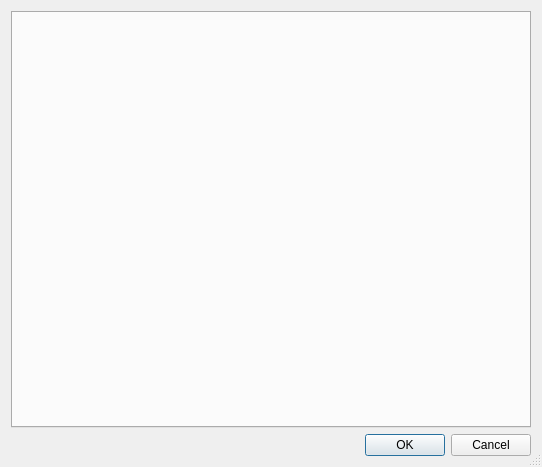
The window that app/gui/dlgsettings.ui (ensisoft/newsflash-plus) describes before a commit, drawn with Qt 5.
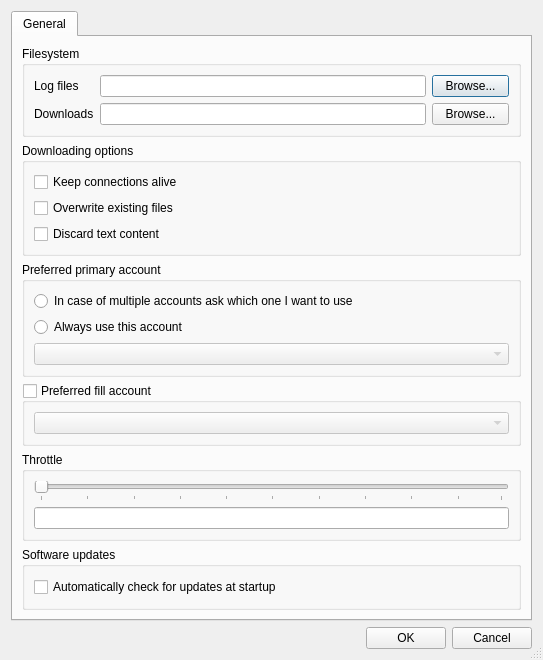
The same window after the commit. Icons and pictures are not drawn.

```diff
--- a/app/gui/dlgsettings.ui
+++ b/app/gui/dlgsettings.ui
@@ -6,8 +6,8 @@
    <rect>
     <x>0</x>
     <y>0</y>
-    <width>542</width>
-    <height>467</height>
+    <width>543</width>
+    <height>643</height>
    </rect>
   </property>
   <property name="windowTitle">
@@ -26,6 +26,246 @@
      <property name="currentIndex">
       <number>-1</number>
      </property>
+     <widget class="QWidget" name="tabGeneral">
+      <attribute name="title">
+       <string>General</string>
+      </attribute>
+      <layout class="QVBoxLayout" name="verticalLayout">
+       <item>
+        <widget class="QGroupBox" name="groupBox">
+         <property name="title">
+          <string>Filesystem</string>
+         </property>
+         <layout class="QHBoxLayout" name="horizontalLayout_6">
+          <item>
+           <layout class="QGridLayout" name="gridLayout">
+            <item row="0" column="0">
+             <widget class="QLabel" name="label_2">
+              <property name="text">
+               <string>Log files</string>
+              </property>
+             </widget>
+            </item>
+            <item row="0" column="1">
+             <widget class="QLineEdit" name="editLogFiles">
+              <property name="sizePolicy">
+               <sizepolicy hsizetype="Minimum" vsizetype="Fixed">
+                <horstretch>0</horstretch>
+                <verstretch>0</verstretch>
+               </sizepolicy>
+              </property>
+              <property name="toolTip">
+               <string>Location for application log files</string>
+              </property>
+             </widget>
+            </item>
+            <item row="0" column="2">
+             <widget class="QPushButton" name="btnBrowseLog">
+              <property name="maximumSize">
+               <size>
+                <width>77</width>
+                <height>16777215</height>
+               </size>
+              </property>
+              <property name="text">
+               <string>Browse...</string>
+              </property>
+             </widget>
+            </item>
+            <item row="1" column="0">
+             <widget class="QLabel" name="label_3">
+              <property name="text">
+               <string>Downloads</string>
+              </property>
+             </widget>
+            </item>
+            <item row="1" column="1">
+             <widget class="QLineEdit" name="editDownloads">
+              <property name="sizePolicy">
+               <sizepolicy hsizetype="Expanding" vsizetype="Fixed">
+                <horstretch>0</horstretch>
+                <verstretch>0</verstretch>
+               </sizepolicy>
+              </property>
+              <property name="toolTip">
+               <string>Default location for downloads</string>
+              </property>
+             </widget>
+            </item>
+            <item row="1" column="2">
+             <widget class="QPushButton" name="btnBrowseDownloads">
+              <property name="maximumSize">
+               <size>
+                <width>77</width>
+                <height>16777215</height>
+               </size>
+              </property>
+              <property name="text">
+               <string>Browse...</string>
+              </property>
+             </widget>
+            </item>
+           </layout>
+          </item>
+         </layout>
+        </widget>
+       </item>
+       <item>
+        <widget class="QGroupBox" name="groupBox_8">
+         <property name="title">
+          <string>Downloading options</string>
+         </property>
+         <layout class="QGridLayout" name="gridLayout_4">
+          <item row="1" column="0">
+           <widget class="QCheckBox" name="chkOverwriteExisting">
+            <property name="toolTip">
+             <string/>
+            </property>
+            <property name="layoutDirection">
+             <enum>Qt::LeftToRight</enum>
+            </property>
+            <property name="text">
+             <string>Overwrite existing files</string>
+            </property>
+           </widget>
+          </item>
+          <item row="2" column="0">
+           <widget class="QCheckBox" name="chkDiscardText">
+            <property name="layoutDirection">
+             <enum>Qt::LeftToRight</enum>
+            </property>
+            <property name="text">
+             <string>Discard text content</string>
+            </property>
+           </widget>
+          </item>
+          <item row="0" column="0">
+           <widget class="QCheckBox" name="chkKeepalive">
+            <property name="toolTip">
+             <string>Keep connections alive by sending messages to the server at regular intervals.</string>
+            </property>
+            <property name="text">
+             <string>Keep connections alive</string>
+            </property>
+           </widget>
+          </item>
+         </layout>
+        </widget>
+       </item>
+       <item>
+        <widget class="QGroupBox" name="groupBox_9">
+         <property name="title">
+          <string>Preferred primary account</string>
+         </property>
+         <layout class="QVBoxLayout" name="verticalLayout_5">
+          <item>
+           <layout class="QVBoxLayout" name="verticalLayout_6">
+            <item>
+             <widget class="QRadioButton" name="rdConfirm">
+              <property name="text">
+               <string>In case of multiple accounts ask which one I want to use</string>
+              </property>
+             </widget>
+            </item>
+            <item>
+             <widget class="QRadioButton" name="rdPrefer">
+              <property name="text">
+               <string>Always use this account</string>
+              </property>
+             </widget>
+            </item>
+            <item>
+             <widget class="QComboBox" name="cmbPreferredServer">
+              <property name="enabled">
+               <bool>false</bool>
+              </property>
+             </widget>
+            </item>
+           </layout>
+          </item>
+         </layout>
+        </widget>
+       </item>
+       <item>
+        <widget class="QGroupBox" name="grpFillServer">
+         <property name="title">
+          <string>Preferred fill account</string>
+         </property>
+         <property name="checkable">
+          <bool>true</bool>
+         </property>
+         <property name="checked">
+          <bool>false</bool>
+         </property>
+         <layout class="QVBoxLayout" name="verticalLayout_8">
+          <item>
+           <widget class="QComboBox" name="cmbFillServer"/>
+          </item>
+         </layout>
+        </widget>
+       </item>
+       <item>
+        <widget class="QGroupBox" name="groupBox_2">
+         <property name="title">
+          <string>Throttle</string>
+         </property>
+         <layout class="QVBoxLayout" name="verticalLayout_9">
+          <item>
+           <widget class="QSlider" name="sliderThrottle">
+            <property name="minimum">
+             <number>1</number>
+            </property>
+            <property name="maximum">
+             <number>160</number>
+            </property>
+            <property name="singleStep">
+             <number>1</number>
+            </property>
+            <property name="pageStep">
+             <number>16</number>
+            </property>
+            <property name="orientation">
+             <enum>Qt::Horizontal</enum>
+            </property>
+            <property name="invertedAppearance">
+             <bool>false</bool>
+            </property>
+            <property name="invertedControls">
+             <bool>false</bool>
+            </property>
+            <property name="tickPosition">
+             <enum>QSlider::TicksBelow</enum>
+            </property>
+           </widget>
+          </item>
+          <item>
+           <widget class="QLineEdit" name="editThrottle">
+            <property name="readOnly">
+             <bool>true</bool>
+            </property>
+           </widget>
+          </item>
+         </layout>
+        </widget>
+       </item>
+       <item>
+        <widget class="QGroupBox" name="groupBox_6">
+         <property name="title">
+          <string>Software updates</string>
+         </property>
+         <layout class="QHBoxLayout" name="horizontalLayout">
+          <item>
+           <widget class="QCheckBox" name="chkUpdates">
+            <property name="text">
+             <string>Automatically check for updates at startup</string>
+            </property>
+           </widget>
+          </item>
+         </layout>
+        </widget>
+       </item>
+      </layout>
+     </widget>
     </widget>
    </item>
    <item>
```
Left out of the diff: 2 changed lines with no effect on the pictures.
